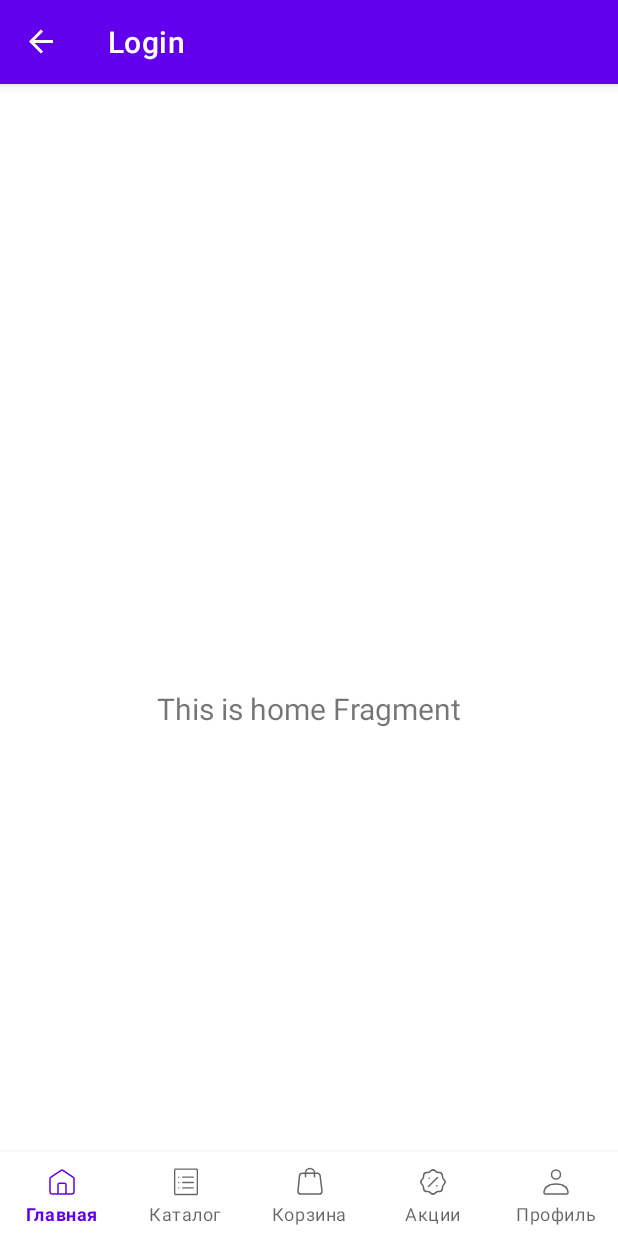
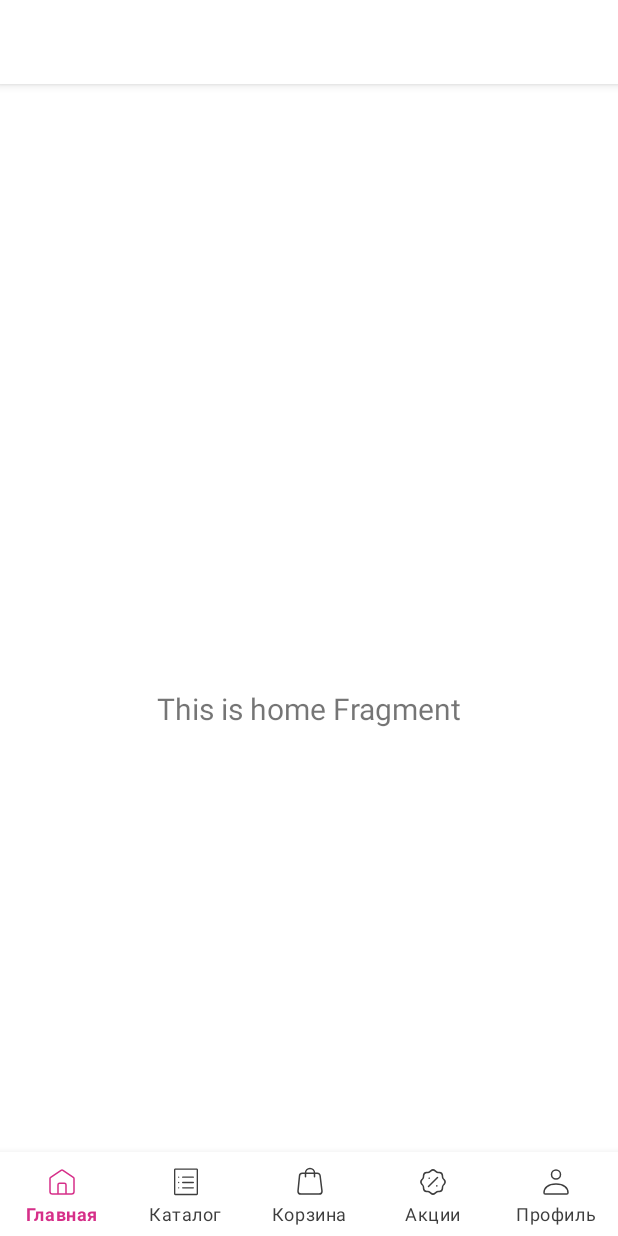
Before and after one commit to agathaK1710/Online_Shop, an Android app: the screen it shows after launch (MainActivity), on a phone screen of 412 x 824 dp. Run offline under Robolectric (Android 15) with nearby library versions, the phone set to English and light mode, and no system bars; our stand-ins replace navigation-ui.

Commit message:
change theme and colors

```diff
--- a/app/src/main/java/com/example/onlineshop/MainActivity.kt
+++ b/app/src/main/java/com/example/onlineshop/MainActivity.kt
@@ -1,13 +1,14 @@
 package com.example.onlineshop
 
 import android.os.Bundle
-import com.google.android.material.bottomnavigation.BottomNavigationView
 import androidx.appcompat.app.AppCompatActivity
+import androidx.core.view.WindowCompat
 import androidx.navigation.findNavController
 import androidx.navigation.ui.AppBarConfiguration
 import androidx.navigation.ui.setupActionBarWithNavController
 import androidx.navigation.ui.setupWithNavController
 import com.example.onlineshop.databinding.ActivityMainBinding
+import com.google.android.material.bottomnavigation.BottomNavigationView
 
 class MainActivity : AppCompatActivity() {
 
@@ -15,10 +16,11 @@ class MainActivity : AppCompatActivity() {
 
     override fun onCreate(savedInstanceState: Bundle?) {
         super.onCreate(savedInstanceState)
-
         binding = ActivityMainBinding.inflate(layoutInflater)
         setContentView(binding.root)
-
+        WindowCompat.getInsetsController(window, window.decorView).apply {
+            isAppearanceLightStatusBars = true
+        }
         val navView: BottomNavigationView = binding.navView
 
         val navController = findNavController(R.id.nav_host_fragment_activity_main)
--- /dev/null
+++ b/app/src/main/res/color/bottom_nav_colors.xml
@@ -0,0 +1,5 @@
+<?xml version="1.0" encoding="utf-8"?>
+<selector xmlns:android="http://schemas.android.com/apk/res/android">
+    <item android:color="@color/pink" android:state_checked="true" />
+    <item android:color="@color/dark_grey" />
+</selector>
--- a/app/src/main/res/values-night/themes.xml
+++ /dev/null
@@ -1,16 +0,0 @@
-<resources xmlns:tools="http://schemas.android.com/tools">
-    <!-- Base application theme. -->
-    <style name="Theme.OnlineShop" parent="Theme.MaterialComponents.DayNight.DarkActionBar">
-        <!-- Primary brand color. -->
-        <item name="colorPrimary">@color/purple_200</item>
-        <item name="colorPrimaryVariant">@color/purple_700</item>
-        <item name="colorOnPrimary">@color/black</item>
-        <!-- Secondary brand color. -->
-        <item name="colorSecondary">@color/teal_200</item>
-        <item name="colorSecondaryVariant">@color/teal_200</item>
-        <item name="colorOnSecondary">@color/black</item>
-        <!-- Status bar color. -->
-        <item name="android:statusBarColor">?attr/colorPrimaryVariant</item>
-        <!-- Customize your theme here. -->
-    </style>
-</resources>
--- a/app/src/main/res/values/colors.xml
+++ b/app/src/main/res/values/colors.xml
@@ -6,5 +6,14 @@
     <color name="teal_200">#FF03DAC5</color>
     <color name="teal_700">#FF018786</color>
     <color name="black">#FF000000</color>
+
     <color name="white">#FFFFFFFF</color>
+    <color name="light_grey">#F8F8F8</color>
+    <color name="grey">#A0A1A3</color>
+    <color name="middle_grey">#A0A1A3</color>
+    <color name="dark_grey">#3E3E3E</color>
+    <color name="pink">#D62F89</color>
+    <color name="light_pink">#FF8AC9</color>
+    <color name="orange">#F9A249</color>
+    <color name="dark_blue">#52606D</color>
 </resources>
--- /dev/null
+++ b/app/src/main/res/values/style.xml
@@ -0,0 +1,10 @@
+<?xml version="1.0" encoding="utf-8"?>
+<resources>
+    <style name="BottomNavigationViewStyle" parent="Widget.MaterialComponents.BottomNavigationView.Colored">
+        <item name="android:background">@color/bottom_nav_colors</item>
+        <item name="itemTextColor">@color/bottom_nav_colors</item>
+        <item name="itemIconTint">@color/bottom_nav_colors</item>
+        <item name="fontFamily">@font/sf_pro_display</item>
+    </style>
+
+</resources>
--- a/app/src/main/res/values/themes.xml
+++ b/app/src/main/res/values/themes.xml
@@ -1,9 +1,9 @@
 <resources xmlns:tools="http://schemas.android.com/tools">
     <!-- Base application theme. -->
-    <style name="Theme.OnlineShop" parent="Theme.MaterialComponents.DayNight.DarkActionBar">
+    <style name="Theme.OnlineShop" parent="Theme.MaterialComponents.Light.DarkActionBar">
         <!-- Primary brand color. -->
-        <item name="colorPrimary">@color/purple_500</item>
-        <item name="colorPrimaryVariant">@color/purple_700</item>
+        <item name="colorPrimary">@color/white</item>
+        <item name="colorPrimaryVariant">@color/white</item>
         <item name="colorOnPrimary">@color/white</item>
         <!-- Secondary brand color. -->
         <item name="colorSecondary">@color/teal_200</item>
@@ -11,6 +11,8 @@
         <item name="colorOnSecondary">@color/black</item>
         <!-- Status bar color. -->
         <item name="android:statusBarColor">?attr/colorPrimaryVariant</item>
+        <item name="android:navigationBarColor">?attr/colorPrimaryVariant</item>
+        <item name="bottomNavigationStyle">@style/BottomNavigationViewStyle</item>
         <!-- Customize your theme here. -->
     </style>
 </resources>
```
Also changed, not shown: app/src/main/res/font/sf_pro_display.otf (added).
